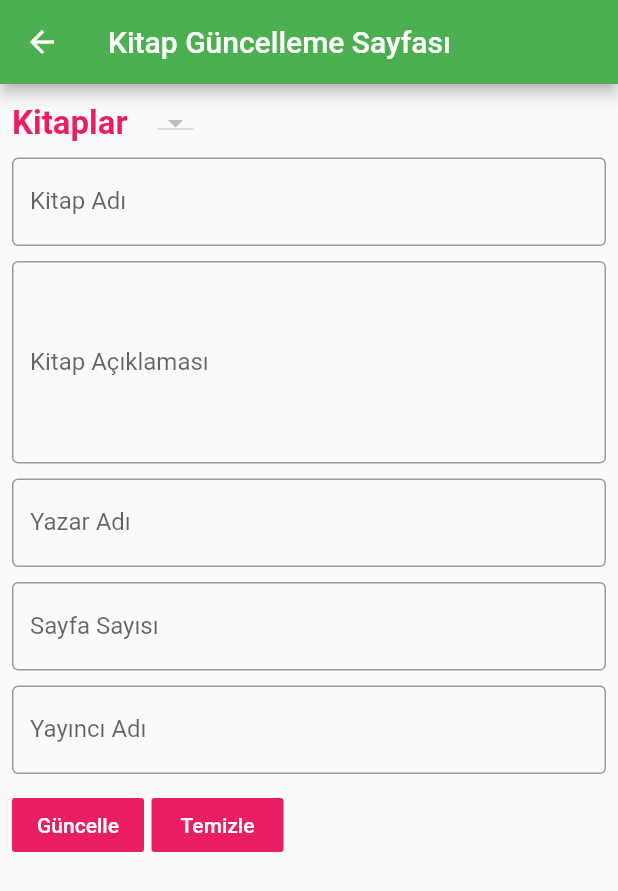
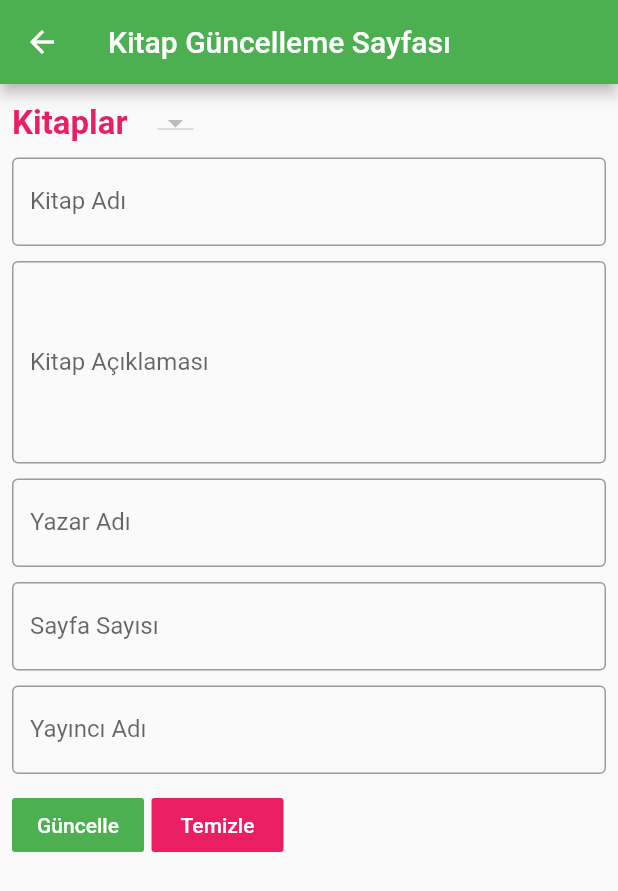
Before and after one commit to berkayismus/book_database, a Flutter app: the BookUpdateScreen screen opened by its route, after a tap on "Güncelle", on a phone screen of 412 x 824 dp. Shown: the top 891 px of the screen. Run offline on Flutter 3.47's test engine with Material 2 defaults, Android fonts, the phone set to English and light mode, and no system bars; our stand-ins replace shared_preferences; accounts and stored records are empty; network calls fail.

Commit message:
book delete inserted

```diff
--- a/lib/widgets/book/book_update_widgets.dart
+++ b/lib/widgets/book/book_update_widgets.dart
@@ -30,6 +30,11 @@ class _BookUpdateWidgetsState extends State<BookUpdateWidgets> {
   List<DropdownMenuItem<Book>> _bookItems = List<DropdownMenuItem<Book>>();
   Book _selectedBook;
 
+  // states
+  bool _fieldState = false;
+  bool _updateButtonState = false;
+  bool _buttonsState = true;
+
   @override
   void initState() {
     // TODO: implement initState
@@ -60,15 +65,16 @@ class _BookUpdateWidgetsState extends State<BookUpdateWidgets> {
       child: Column(
         children: <Widget>[
           buildBooksField(),
-          buildBookNameField(),
-          buildBookDetailField(),
-          bookAuthorNameField(),
-          buildBookPageNumberField(),
-          buildBookPublisherField(),
+          _fieldState == true ? buildBookNameField() : Container(),
+          _fieldState == true ? buildBookDetailField() : Container(),
+          _fieldState == true ? bookAuthorNameField() : Container(),
+          _fieldState == true ? buildBookPageNumberField() : Container(),
+          _fieldState == true ? buildBookPublisherField() : Container(),
           //buildBookTotalScoreField(),
           //buildBookTotalRepField(),
           //buildBookAverageScoreField(),
-          buildButtonsField(),
+          _buttonsState == true ? buildButtonsField() : Container(),
+          _updateButtonState == true ? buildUpdateButtonField() : Container(),
           buildMessageField(),
 
         ],
@@ -188,10 +194,10 @@ class _BookUpdateWidgetsState extends State<BookUpdateWidgets> {
           ),
           SizedBox(width: 5,),
           FlatButton(
-            child: Text("Temizle"),
+            child: Text("Sil"),
             color: Colors.pink,
             textColor: Colors.white,
-            onPressed: _bookResetClicked,
+            onPressed: _bookDeleteClicked,
           ),
         ],
       ),
@@ -200,41 +206,24 @@ class _BookUpdateWidgetsState extends State<BookUpdateWidgets> {
 
   void _bookUpdateClicked() {
     // kitap güncelleme butonuna basıldığında burası çalışacak
-    String bookName = _bookNameController.text;
-    String bookDetail = _bookDetailController.text;
-    int bookPageNumber = int.tryParse(_bookPageNumberController.text);
-    String bookPublisher = _bookPublisherController.text;
-    int bookStatus = 1;
-    double bookTotalScore = 10;
-    double bookTotalRep = 2;
-    double bookAverageScore = 5;
-    String categoryId = _selectedBook.category_id;
-    String bookAuthor = _bookAuthorNameController.text;
+    setState(() {
+      _fieldState = true;
+      _updateButtonState = true;
+      _buttonsState = false;
+    });
+  }
 
-    Book updatedBook = Book.forUpdate(bookName,bookDetail,bookPageNumber,
-        bookPublisher,bookAuthor);
-
-    String bookId = _selectedBook.book_id;
-
-    // api çalıştırılacak
-    BookApi.updateBook(updatedBook,bookId).then((response) {
+  void _bookDeleteClicked() {
+    debugPrint("Kitap sil'e basıldı");
+    BookApi.deleteBook(_selectedBook.book_id).then((response) {
       setState(() {
         var jsonData = jsonDecode(response.body);
         _message = jsonData["message"];
+        _bookList.clear();
+        _bookItems.clear();
+        getBooksFromApi();
       });
     });
-  }
-
-  void _bookResetClicked() {
-      // temizle butonuna basıldığında burası çalışacak
-      setState(() {
-        _bookNameController.text = "";
-        _bookDetailController.text = "";
-        _bookPageNumberController.text = "";
-        _bookPublisherController.text = "";
-        _bookAuthorNameController.text = "";
-        _message = "";
-      });
   }
 
   buildBooksField() {
@@ -315,5 +304,70 @@ class _BookUpdateWidgetsState extends State<BookUpdateWidgets> {
     _bookPublisherController.text = _selectedBook.book_publisher;
   }
 
+  buildUpdateButtonField() {
+    return Padding(
+      padding: EdgeInsets.only(top: fieldSpaceHeight,bottom: fieldSpaceHeight),
+      child: Row(
+        children: <Widget>[
+          FlatButton(
+            child: Text("Güncelle"),
+            color: Colors.green,
+            textColor: Colors.white,
+            onPressed: _bookUpdate,
+          ),
+          SizedBox(width: fieldSpaceWidth,),
+          FlatButton(
+            child: Text("Temizle"),
+            color: Colors.pink,
+            textColor: Colors.white,
+            onPressed: _fieldsResetClicked,
+          ),
+        ],
+      ),
+    );
+  }
 
+
+
+  void _fieldsResetClicked() {
+     // temizle butonuna basıldığında burası çalışacak
+      setState(() {
+        _bookNameController.text = "";
+        _bookDetailController.text = "";
+        _bookPageNumberController.text = "";
+        _bookPublisherController.text = "";
+        _bookAuthorNameController.text = "";
+        _message = "";
+      });
+  }
+
+  void _bookUpdate() {
+    // kitap güncelleme butonuna basıldığında burası çalışacak
+    String bookName = _bookNameController.text;
+    String bookDetail = _bookDetailController.text;
+    int bookPageNumber = int.tryParse(_bookPageNumberController.text);
+    String bookPublisher = _bookPublisherController.text;
+    int bookStatus = 1;
+    double bookTotalScore = 10;
+    double bookTotalRep = 2;
+    double bookAverageScore = 5;
+    String categoryId = _selectedBook.category_id;
+    String bookAuthor = _bookAuthorNameController.text;
+
+    Book updatedBook = Book.forUpdate(bookName,bookDetail,bookPageNumber,
+        bookPublisher,bookAuthor);
+
+    String bookId = _selectedBook.book_id;
+
+    // api çalıştırılacak
+    BookApi.updateBook(updatedBook,bookId).then((response) {
+      setState(() {
+        var jsonData = jsonDecode(response.body);
+        _message = jsonData["message"];
+        _bookList.clear();
+        _bookItems.clear();
+        getBooksFromApi();
+      });
+    });
+  }
 }
```
Also changed, not shown: lib/data/api/book_api.dart (+10 -0 lines).
